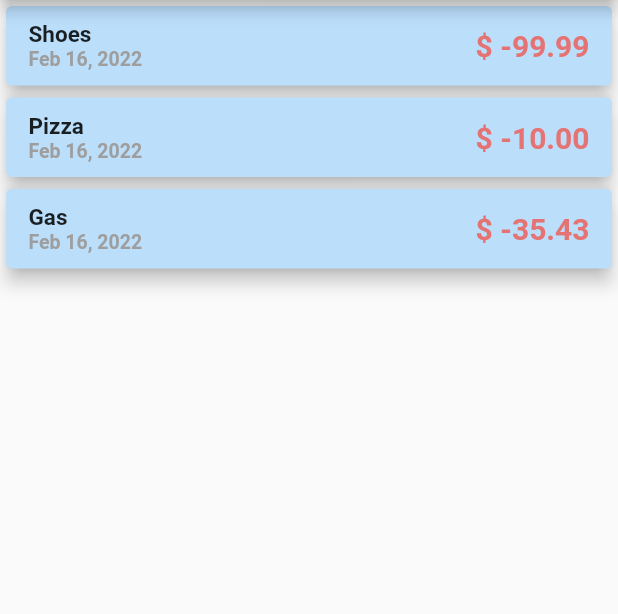
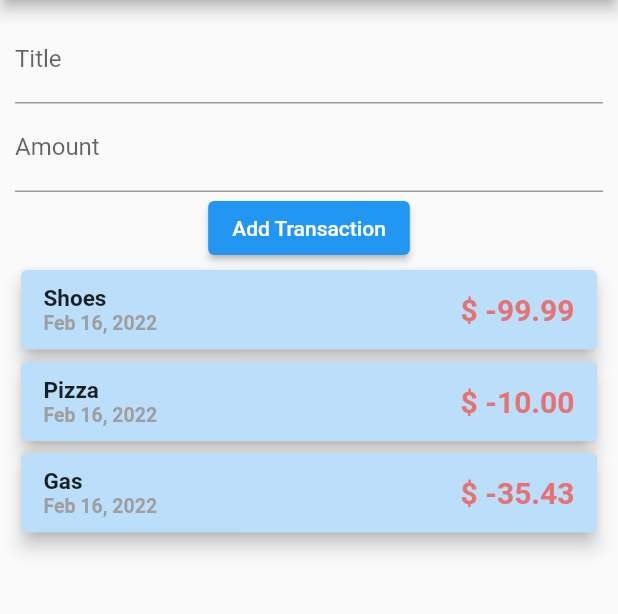
Before and after one commit to jasaplohl/expense_planner, a Flutter app: the screen it shows after launch, on a phone screen of 412 x 824 dp, the part 84-698 px from its top. Run offline on Flutter 3.47's test engine with Material 2 defaults, Android fonts, the phone set to English and light mode, and no system bars.

Commit message:
Split the app into multiple widgets. Able to add new transactions.

```diff
--- a/lib/main.dart
+++ b/lib/main.dart
@@ -1,7 +1,6 @@
 import 'package:flutter/material.dart';
 
-import './transaction.dart';
-import './transaction_card.dart';
+import 'widgets/transaction_page.dart';
 
 void main() {
   runApp(App());
@@ -9,24 +8,17 @@ void main() {
 
 class App extends StatelessWidget {
 
-  final List<Transaction> transactions = [
-    Transaction(title: "Shoes", amount: 99.99, timeStamp: DateTime.now()),
-    Transaction(title: "Pizza", amount: 10.00, timeStamp: DateTime.now()),
-    Transaction(title: "Gas", amount: 35.43, timeStamp: DateTime.now()),
-  ];
+  final String appName = "Expense planner";
 
   @override
   Widget build(BuildContext context) {
     return MaterialApp(
       home: Scaffold(
-        appBar: AppBar(centerTitle: true, title: Text("Expense planner"),),
-        body: Column(
-          children: <Widget>[
-            ...transactions.map((transaction) {
-              return TransactionCard(transaction);
-            })
-          ],
-        ),
+        appBar: AppBar(centerTitle: true, title: Text(appName),),
+        body: Container(
+          child: TransactionPage(),
+          margin: EdgeInsets.all(10),
+        )
       )
     );
   }
--- a/lib/transaction_card.dart
+++ b/lib/widgets/transaction_card.dart
@@ -1,7 +1,7 @@
 import 'package:flutter/material.dart';
 import 'package:intl/intl.dart';
 
-import './transaction.dart';
+import '../models/transaction.dart';
 
 class TransactionCard extends StatelessWidget {
 
--- /dev/null
+++ b/lib/widgets/transaction_input.dart
@@ -0,0 +1,48 @@
+import 'package:flutter/material.dart';
+
+class TransactionInput extends StatelessWidget {
+
+  final Function addTransaction;
+  final titleController = TextEditingController();
+  final amountController = TextEditingController();
+
+  final InputDecoration titleInputDecoration = const InputDecoration(
+    labelText: "Title"
+  );
+  final InputDecoration amountInputDecoration = const InputDecoration(
+    labelText: "Amount"
+  );
+
+  TransactionInput(this.addTransaction);
+
+  @override
+  Widget build(BuildContext context) {
+    return Container(
+      child: Column(
+        children: [
+          TextField(
+            decoration: titleInputDecoration,
+            controller: titleController,
+          ),
+          TextField(
+            decoration: amountInputDecoration,
+            keyboardType: TextInputType.number,
+            controller: amountController,
+          ),
+          ElevatedButton(
+            onPressed: () => {
+              addTransaction(
+                titleController.text,
+                double.parse(amountController.text)
+              ),
+              titleController.text = "",
+              amountController.text = ""
+            },
+            child: Text("Add Transaction")
+          )
+        ]
+      ),
+    );
+  }
+
+}
--- /dev/null
+++ b/lib/widgets/transaction_list.dart
@@ -0,0 +1,23 @@
+import 'package:flutter/material.dart';
+
+import '../models/transaction.dart';
+import './transaction_card.dart';
+
+class TransactionList extends StatelessWidget {
+
+  final List<Transaction> transactions;
+
+  TransactionList(this.transactions);
+
+  @override
+  Widget build(BuildContext context) {
+    return Column(
+      children: [
+        ...transactions.map((transaction) {
+          return TransactionCard(transaction);
+        })
+      ],
+    );
+  }
+
+}
--- /dev/null
+++ b/lib/widgets/transaction_page.dart
@@ -0,0 +1,42 @@
+import 'package:flutter/material.dart';
+
+import '../models/transaction.dart';
+import './transaction_input.dart';
+import './transaction_list.dart';
+
+class TransactionPage extends StatefulWidget {
+
+  @override
+  _TransactionPageState createState() => _TransactionPageState();
+
+}
+
+class _TransactionPageState extends State<TransactionPage> {
+
+  final List<Transaction> _transactions = [
+    Transaction(title: "Shoes", amount: 99.99, timeStamp: DateTime.now()),
+    Transaction(title: "Pizza", amount: 10.00, timeStamp: DateTime.now()),
+    Transaction(title: "Gas", amount: 35.43, timeStamp: DateTime.now()),
+  ];
+
+  void _addTransaction(String title, double amount) {
+    if(title.isNotEmpty && amount > 0) {
+      Transaction newTransaction = Transaction(title: title, amount: amount, timeStamp: DateTime.now());
+
+      setState(() {
+        _transactions.add(newTransaction);
+      });
+    }
+  }
+
+  @override
+  Widget build(BuildContext context) {
+    return Column(
+      children: <Widget>[
+        TransactionInput(_addTransaction),
+        TransactionList(_transactions)
+      ],
+    );
+  }
+
+}
```
Also changed, not shown: lib/models/transaction.dart (renamed from lib/transaction.dart).
